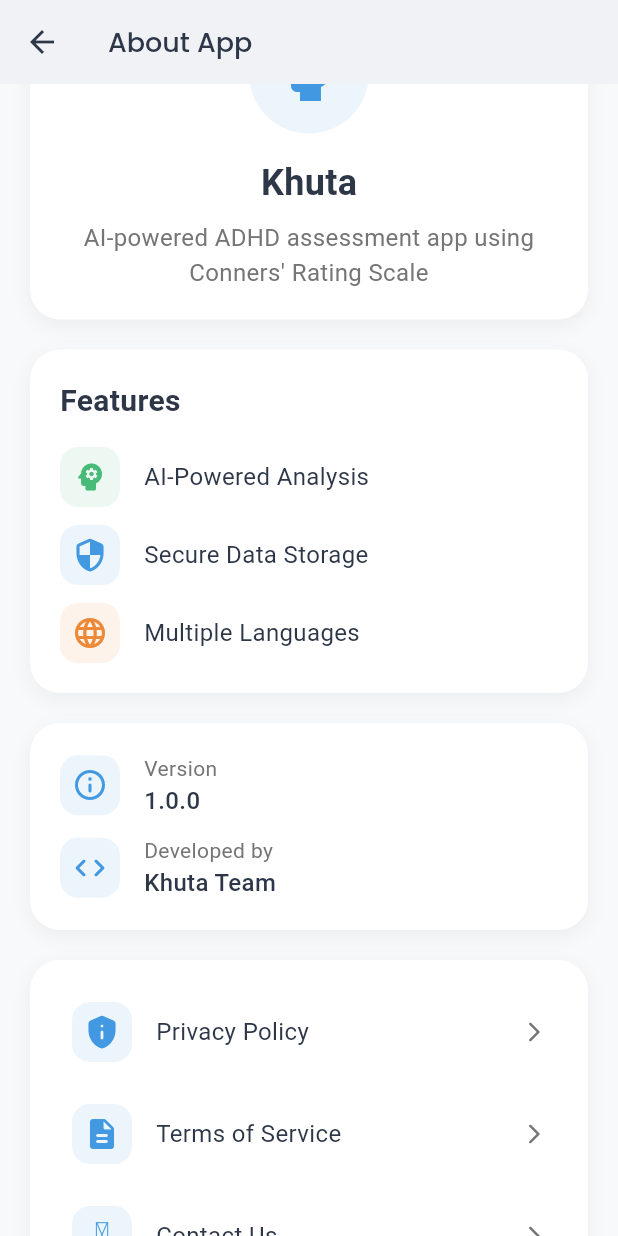
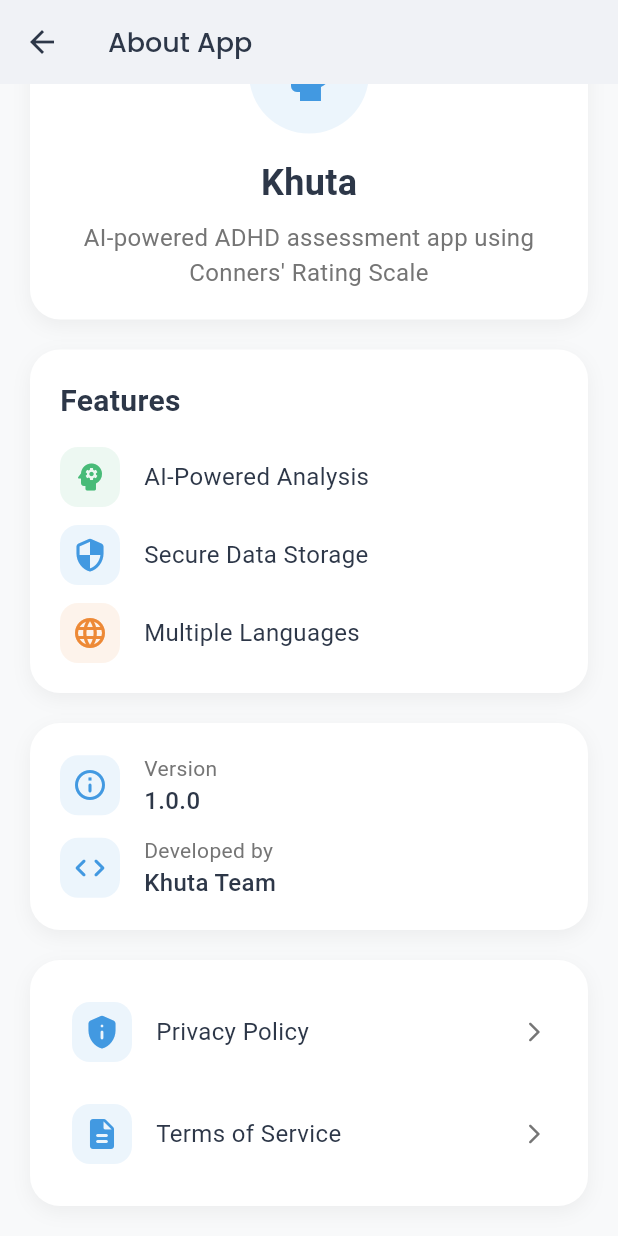
Before and after one commit to mahmoodhamdi/khuta, a Flutter app: the AboutScreen screen opened directly, scrolled down 87 dp, on a phone screen of 412 x 824 dp. Run offline on Flutter 3.47's test engine with Material 3 defaults, Android fonts, the phone set to English and light mode, and no system bars; our stand-ins replace animated_bottom_navigation_bar, auto_size_text, cloud_firestore, connectivity_plus, easy_localization, equatable and 9 more; accounts and stored records are empty.

Commit message:
fix: remove contact button and add translation key
The contact button via WhatsApp was removed from the About screen as it's no longer needed. Added a new translation key "select_assessment" for future use in the UI.

```diff
--- a/assets/translations/en.json
+++ b/assets/translations/en.json
@@ -1,5 +1,6 @@
 { "welcome": "Welcome",
 "no_recommendations": "No Recommendations",
+"select_assessment": "Select Assessment",
 "no_results": "No Results",
 "no_questions": "No Questions",
 "profile_results": "Profile Results",
--- a/lib/screens/about/about_screen.dart
+++ b/lib/screens/about/about_screen.dart
@@ -265,21 +265,6 @@ class _AboutScreenState extends State<AboutScreen>
                           );
                         },
                       ),
-                      const SizedBox(height: 12),
-                      _buildLinkButton(
-                        isDark,
-                        'contact_us'.tr(),
-                        whatsappIcon,
-                        () async {
-                          final url = 'https://wa.me/201019793768';
-                          if (await canLaunchUrl(Uri.parse(url))) {
-                            await launchUrl(
-                              Uri.parse(url),
-                              mode: LaunchMode.externalApplication,
-                            );
-                          }
-                        },
-                      ),
                     ],
                   ),
                 ),
```
